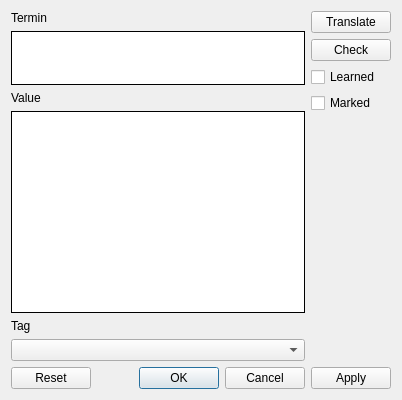
Before: the Qt Designer form Forms/CWordEditor.ui in skynowa/iTeacher, drawn with Qt 5.
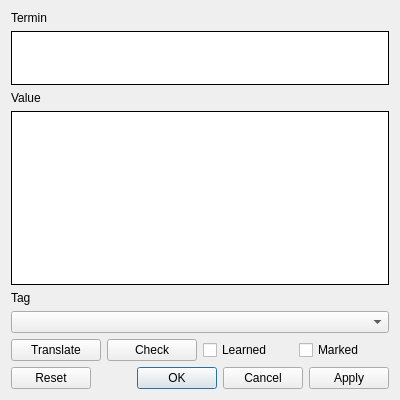
After: the same form once the commit is applied.

Commit message: CWordEditor: review GUI

```diff
--- a/Forms/CWordEditor.ui
+++ b/Forms/CWordEditor.ui
@@ -6,29 +6,24 @@
    <rect>
     <x>0</x>
     <y>0</y>
-    <width>402</width>
+    <width>400</width>
     <height>400</height>
    </rect>
   </property>
   <property name="windowTitle">
    <string>Word editor[*]</string>
   </property>
-  <layout class="QGridLayout" name="gridLayout">
+  <layout class="QGridLayout" name="gridLayout_2">
    <item row="0" column="0">
-    <widget class="QLabel" name="label_2">
-     <property name="text">
-      <string>Termin</string>
-     </property>
-    </widget>
-   </item>
-   <item row="4" column="0">
+    <layout class="QGridLayout" name="gridLayout">
+     <item row="5" column="0" colspan="4">
     <widget class="QLabel" name="label">
      <property name="text">
       <string>Tag</string>
      </property>
     </widget>
    </item>
-   <item row="1" column="0">
+     <item row="2" column="0" colspan="4">
     <widget class="QTextEdit" name="tedtWordTerm">
      <property name="minimumSize">
       <size>
@@ -50,75 +45,67 @@
      </property>
     </widget>
    </item>
-   <item row="3" column="0">
-    <widget class="QTextEdit" name="tedtWordValue">
-     <property name="frameShape">
-      <enum>QFrame::Box</enum>
-     </property>
-     <property name="frameShadow">
-      <enum>QFrame::Plain</enum>
+     <item row="1" column="0" colspan="4">
+      <widget class="QLabel" name="label_2">
+       <property name="text">
+        <string>Termin</string>
      </property>
     </widget>
    </item>
-   <item row="6" column="0" colspan="2">
+     <item row="13" column="0" colspan="4">
     <widget class="QDialogButtonBox" name="bbxButtons">
      <property name="standardButtons">
       <set>QDialogButtonBox::Apply|QDialogButtonBox::Cancel|QDialogButtonBox::Ok|QDialogButtonBox::Reset</set>
      </property>
     </widget>
    </item>
-   <item row="5" column="0">
+     <item row="6" column="0" colspan="4">
     <widget class="QComboBox" name="cboTags"/>
    </item>
-   <item row="2" column="0">
+     <item row="4" column="0" colspan="4">
+      <widget class="QTextEdit" name="tedtWordValue">
+       <property name="frameShape">
+        <enum>QFrame::Box</enum>
+       </property>
+       <property name="frameShadow">
+        <enum>QFrame::Plain</enum>
+       </property>
+      </widget>
+     </item>
+     <item row="3" column="0" colspan="4">
     <widget class="QLabel" name="label_3">
      <property name="text">
       <string>Value</string>
      </property>
     </widget>
    </item>
-   <item row="0" column="1" rowspan="6">
-    <layout class="QVBoxLayout" name="verticalLayout">
-     <item>
+     <item row="8" column="0">
       <widget class="QPushButton" name="pbtnTermTranslate">
        <property name="text">
         <string>Translate</string>
        </property>
       </widget>
      </item>
-     <item>
-      <widget class="QPushButton" name="pbtnTermCheck">
-       <property name="text">
-        <string>Check</string>
-       </property>
-      </widget>
-     </item>
-     <item>
-      <widget class="QCheckBox" name="chkWordIsLearned">
-       <property name="text">
-        <string>Learned</string>
-       </property>
-      </widget>
-     </item>
-     <item>
+     <item row="8" column="3">
       <widget class="QCheckBox" name="chkWordIsMarked">
        <property name="text">
         <string>Marked</string>
        </property>
       </widget>
      </item>
-     <item>
-      <spacer name="verticalSpacer">
-       <property name="orientation">
-        <enum>Qt::Vertical</enum>
+     <item row="8" column="2">
+      <widget class="QCheckBox" name="chkWordIsLearned">
+       <property name="text">
+        <string>Learned</string>
        </property>
-       <property name="sizeHint" stdset="0">
-        <size>
-         <width>20</width>
-         <height>40</height>
-        </size>
+      </widget>
+     </item>
+     <item row="8" column="1">
+      <widget class="QPushButton" name="pbtnTermCheck">
+       <property name="text">
+        <string>Check</string>
        </property>
-      </spacer>
+      </widget>
      </item>
     </layout>
    </item>
```
Lines whose indentation alone changed are shown as unchanged.
